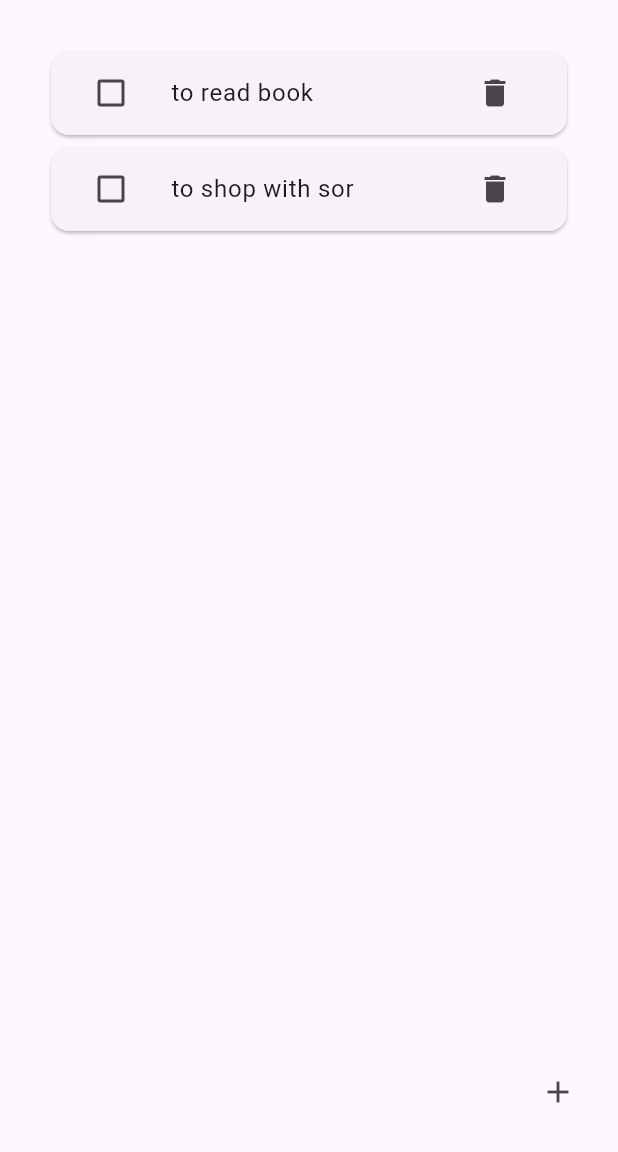
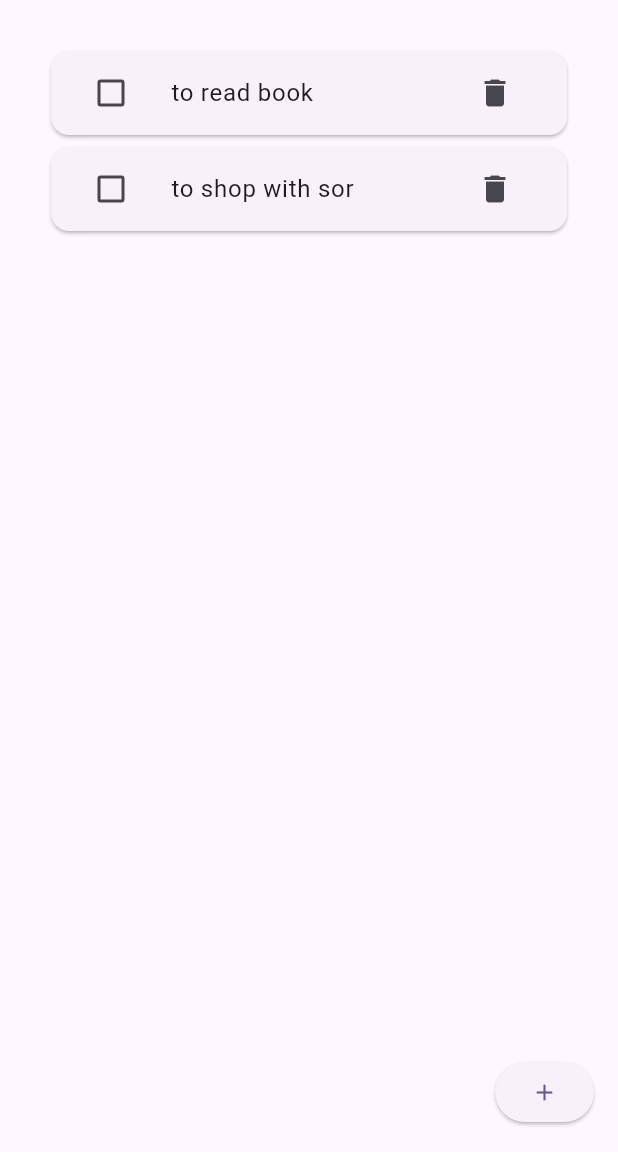
Before and after one commit to AmraNK9/Todo-List, a Flutter app: the screen it shows after launch, on a phone screen of 412 x 824 dp, the part 84-1236 px from its top. Run offline on Flutter 3.47's test engine with Material 2 defaults, Android fonts, the phone set to English and light mode, and no system bars.

Commit message:
change  style

```diff
--- a/lib/pages/Home.dart
+++ b/lib/pages/Home.dart
@@ -1,15 +1,16 @@
 import 'package:flutter/material.dart';
 import '../utli/dialog.dart';
+import '../utli/ListItem.dart';
 
 class Home extends StatefulWidget {
-  const Home({super.key});
+  const Home({Key? key});
 
   @override
   State<Home> createState() => _HomeState();
 }
 
 class _HomeState extends State<Home> {
-  List task = [
+  List<List<dynamic>> task = [
     ['to read book', false],
     ['to shop with sor', false]
   ];
@@ -23,11 +24,12 @@ class _HomeState extends State<Home> {
 
   void saveNewTask() {
     setState(() {
-          task.add([_controller.text,false]);
+      task.add([_controller.text, false]);
       _controller.clear();
       Navigator.of(context).pop();
     });
   }
+
   void remove(int index) {
     setState(() {
       task.removeAt(index);
@@ -43,14 +45,20 @@ class _HomeState extends State<Home> {
           onSave: saveNewTask,
           onCancel: () => Navigator.of(context).pop(),
         );
-        });
+      },
+    );
   }
 
   @override
   Widget build(BuildContext context) {
     return Scaffold(
-        floatingActionButton:
-            IconButton(icon: Icon(Icons.add), onPressed: createNewTask),
+      floatingActionButton: ElevatedButton(
+
+        onPressed: createNewTask,
+        child: Icon(
+          Icons.add,
+        ),
+      ),
       appBar: AppBar(
         title: const Center(child: Text("To do")),
         elevation: 8,
@@ -60,26 +68,14 @@ class _HomeState extends State<Home> {
         child: ListView.builder(
           itemCount: task.length,
           itemBuilder: (context, index) {
-                return Card(
-                  child: ListTile(
-                    title: Text(task[index][0],
-                        style: TextStyle(
-                            decoration: task[index][1]
-                                ? TextDecoration.lineThrough
-                                : TextDecoration.none)),
-                    leading: Checkbox(
-                      value: task[index][1],
-                      onChanged: (value) => check(index),
-                    ),
-                    trailing: IconButton(
-                      icon: const Icon(Icons.delete),
-                      onPressed: () {
-                        remove(index);
+            return Task(
+              tasks: task[index],
+              onCheck: () => check(index), // Pass a callback to Task
+              onRemove: () => remove(index), // Pass a callback to Task
+            );
           },
         ),
       ),
     );
-              }),
-        ));
   }
 }
--- /dev/null
+++ b/lib/utli/ListItem.dart
@@ -0,0 +1,38 @@
+import 'package:flutter/material.dart';
+
+class Task extends StatelessWidget {
+  final List<dynamic> tasks;
+  final VoidCallback onCheck;
+  final VoidCallback onRemove;
+
+  Task({
+    Key? key,
+    required this.tasks,
+    required this.onCheck,
+    required this.onRemove,
+  }) : super(key: key);
+
+  @override
+  Widget build(BuildContext context) {
+    return Card(
+      child: ListTile(
+        title: Text(
+          tasks[0],
+          style: TextStyle(
+            decoration: tasks[1]
+                ? TextDecoration.lineThrough
+                : TextDecoration.none,
+          ),
+        ),
+        leading: Checkbox(
+          value: tasks[1],
+          onChanged: (value) => onCheck(),
+        ),
+        trailing: IconButton(
+          icon: const Icon(Icons.delete),
+          onPressed: onRemove,
+        ),
+      ),
+    );
+  }
+}
--- a/lib/utli/my_button.dart
+++ b/lib/utli/my_button.dart
@@ -14,7 +14,7 @@ class MyButton extends StatelessWidget {
     return MaterialButton(
       onPressed: onPressed,
       color: Theme.of(context).primaryColor,
-      child: Text(text),
+      child: Text(text,style: TextStyle(color: Colors.white),),
     );
   }
 }
```
Lines whose indentation alone changed are shown as unchanged.
